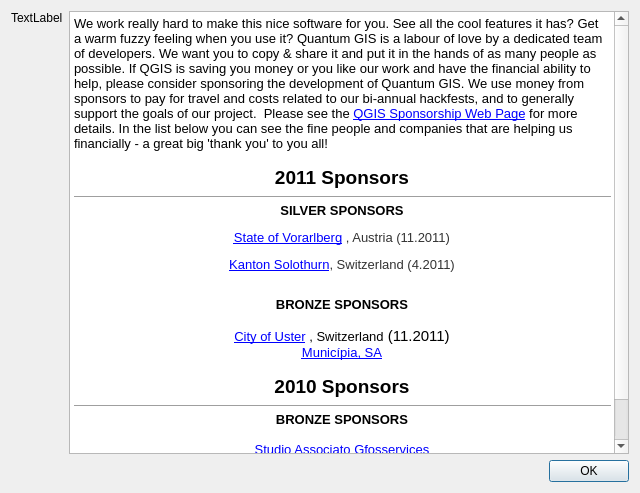
Above: src/ui/qgssponsorsbase.ui from kadas-albireo/kadas-albireo before the change. Below: the same form after it.
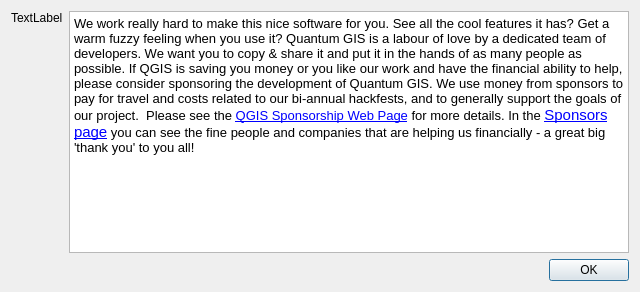
That is the form after the change.

The edit to the form file:
```diff
--- a/src/ui/qgssponsorsbase.ui
+++ b/src/ui/qgssponsorsbase.ui
@@ -7,7 +7,7 @@
     <x>0</x>
     <y>0</y>
     <width>640</width>
-    <height>493</height>
+    <height>292</height>
    </rect>
   </property>
   <property name="windowTitle">
@@ -33,27 +33,8 @@
       <string>&lt;!DOCTYPE HTML PUBLIC &quot;-//W3C//DTD HTML 4.0//EN&quot; &quot;http://www.w3.org/TR/REC-html40/strict.dtd&quot;&gt;
 &lt;html&gt;&lt;head&gt;&lt;meta name=&quot;qrichtext&quot; content=&quot;1&quot; /&gt;&lt;style type=&quot;text/css&quot;&gt;
 p, li { white-space: pre-wrap; }
-&lt;/style&gt;&lt;/head&gt;&lt;body style=&quot; font-family:'Ubuntu'; font-size:11pt; font-weight:400; font-style:normal;&quot;&gt;
-&lt;p style=&quot; margin-top:0px; margin-bottom:0px; margin-left:0px; margin-right:0px; -qt-block-indent:0; text-indent:0px;&quot;&gt;&lt;span style=&quot; font-size:10pt;&quot;&gt;We work really hard to make this nice software for you. See all the cool features it has? Get a warm fuzzy feeling when you use it? Quantum GIS is a labour of love by a dedicated team of developers. We want you to copy &amp;amp; share it and put it in the hands of as many people as possible. If QGIS is saving you money or you like our work and have the financial ability to help, please consider sponsoring the development of Quantum GIS. We use money from sponsors to pay for travel and costs related to our bi-annual hackfests, and to generally support the goals of our project.  Please see the &lt;/span&gt;&lt;a href=&quot;http://qgis.org/en/sponsorship.html&quot;&gt;&lt;span style=&quot; font-size:10pt; text-decoration: underline; color:#0000ff;&quot;&gt;QGIS Sponsorship Web Page&lt;/span&gt;&lt;/a&gt;&lt;span style=&quot; font-size:10pt;&quot;&gt; for more details. In the list below you can see the fine people and companies that are helping us financially - a great big 'thank you' to you all!&lt;/span&gt;&lt;/p&gt;
-&lt;p align=&quot;center&quot; style=&quot;-qt-paragraph-type:empty; margin-top:0px; margin-bottom:0px; margin-left:0px; margin-right:0px; -qt-block-indent:0; text-indent:0px; font-size:10pt;&quot;&gt;&lt;/p&gt;
-&lt;p align=&quot;center&quot; style=&quot; margin-top:0px; margin-bottom:0px; margin-left:0px; margin-right:0px; -qt-block-indent:0; text-indent:0px;&quot;&gt;&lt;span style=&quot; font-size:14pt; font-weight:600;&quot;&gt;2011 Sponsors&lt;/span&gt;&lt;/p&gt;
-&lt;hr /&gt;
-&lt;p align=&quot;center&quot; style=&quot; margin-top:0px; margin-bottom:0px; margin-left:0px; margin-right:0px; -qt-block-indent:0; text-indent:0px;&quot;&gt;&lt;span style=&quot; font-family:'MS Shell Dlg 2'; font-size:10pt; font-weight:600;&quot;&gt;SILVER SPONSORS&lt;/span&gt;&lt;/p&gt;
-&lt;p align=&quot;center&quot; style=&quot; margin-top:12px; margin-bottom:12px; margin-left:0px; margin-right:0px; -qt-block-indent:0; text-indent:0px;&quot;&gt;&lt;a href=&quot;http://www.vorarlberg.at&quot;&gt;&lt;span style=&quot; font-family:'Courier New,courier'; font-size:10pt; text-decoration: underline; color:#0000ff;&quot;&gt;State of Vorarlberg&lt;/span&gt;&lt;/a&gt;&lt;span style=&quot; font-family:'Courier New,courier'; font-size:10pt;&quot;&gt; &lt;/span&gt;&lt;span style=&quot; font-family:'Courier New,courier'; font-size:10pt; color:#333333;&quot;&gt;, Austria (11.2011)&lt;/span&gt;&lt;/p&gt;
-&lt;p align=&quot;center&quot; style=&quot; margin-top:12px; margin-bottom:12px; margin-left:0px; margin-right:0px; -qt-block-indent:0; text-indent:0px;&quot;&gt;&lt;a href=&quot;http://www.agi.so.ch&quot;&gt;&lt;span style=&quot; font-family:'Courier New,courier'; font-size:10pt; text-decoration: underline; color:#0000ff;&quot;&gt;Kanton Solothurn&lt;/span&gt;&lt;/a&gt;&lt;span style=&quot; font-family:'Courier New,courier'; font-size:10pt; color:#333333;&quot;&gt;, Switzerland (4.2011)&lt;/span&gt;&lt;/p&gt;
-&lt;p align=&quot;center&quot; style=&quot;-qt-paragraph-type:empty; margin-top:0px; margin-bottom:0px; margin-left:0px; margin-right:0px; -qt-block-indent:0; text-indent:0px; font-family:'MS Shell Dlg 2'; font-size:8pt;&quot;&gt;&lt;/p&gt;
-&lt;p align=&quot;center&quot; style=&quot; margin-top:0px; margin-bottom:0px; margin-left:0px; margin-right:0px; -qt-block-indent:0; text-indent:0px;&quot;&gt;&lt;span style=&quot; font-size:10pt; font-weight:600;&quot;&gt;BRONZE SPONSORS&lt;/span&gt;&lt;/p&gt;
-&lt;p style=&quot;-qt-paragraph-type:empty; margin-top:0px; margin-bottom:0px; margin-left:0px; margin-right:0px; -qt-block-indent:0; text-indent:0px; font-size:10pt; font-weight:600;&quot;&gt;&lt;/p&gt;
-&lt;p align=&quot;center&quot; style=&quot; margin-top:0px; margin-bottom:0px; margin-left:0px; margin-right:0px; -qt-block-indent:0; text-indent:0px;&quot;&gt;&lt;a href=&quot;http://gis.uster.ch/&quot;&gt;&lt;span style=&quot; font-family:'Helvetica,Arial,sans-serif'; font-size:10pt; text-decoration: underline; color:#0000ff;&quot;&gt;City of Uster&lt;/span&gt;&lt;/a&gt;&lt;span style=&quot; font-family:'Helvetica,Arial,sans-serif'; font-size:10pt; color:#0000ff;&quot;&gt; &lt;/span&gt;&lt;span style=&quot; font-family:'Helvetica,Arial,sans-serif'; font-size:10pt; color:#000000;&quot;&gt;, Switzerland&lt;/span&gt;&lt;span style=&quot; font-family:'Helvetica,Arial,sans-serif'; color:#000000;&quot;&gt; (11.2011)&lt;/span&gt;&lt;/p&gt;
-&lt;p align=&quot;center&quot; style=&quot; margin-top:0px; margin-bottom:0px; margin-left:0px; margin-right:0px; -qt-block-indent:0; text-indent:0px;&quot;&gt;&lt;a href=&quot;http://www.municipia.pt&quot;&gt;&lt;span style=&quot; font-family:'Sans'; font-size:10pt; text-decoration: underline; color:#0000ff;&quot;&gt;Municípia, SA&lt;/span&gt;&lt;/a&gt;&lt;/p&gt;
-&lt;p align=&quot;center&quot; style=&quot;-qt-paragraph-type:empty; margin-top:0px; margin-bottom:0px; margin-left:0px; margin-right:0px; -qt-block-indent:0; text-indent:0px; font-size:10pt;&quot;&gt;&lt;/p&gt;
-&lt;p align=&quot;center&quot; style=&quot; margin-top:0px; margin-bottom:0px; margin-left:0px; margin-right:0px; -qt-block-indent:0; text-indent:0px;&quot;&gt;&lt;span style=&quot; font-size:14pt; font-weight:600;&quot;&gt;2010 Sponsors&lt;/span&gt;&lt;/p&gt;
-&lt;hr /&gt;
-&lt;p align=&quot;center&quot; style=&quot; margin-top:0px; margin-bottom:0px; margin-left:0px; margin-right:0px; -qt-block-indent:0; text-indent:0px;&quot;&gt;&lt;span style=&quot; font-size:10pt; font-weight:600;&quot;&gt;BRONZE SPONSORS&lt;/span&gt;&lt;/p&gt;
-&lt;p style=&quot;-qt-paragraph-type:empty; margin-top:0px; margin-bottom:0px; margin-left:0px; margin-right:0px; -qt-block-indent:0; text-indent:0px; font-size:10pt; font-weight:600;&quot;&gt;&lt;/p&gt;
-&lt;p align=&quot;center&quot; style=&quot; margin-top:0px; margin-bottom:0px; margin-left:0px; margin-right:0px; -qt-block-indent:0; text-indent:0px;&quot;&gt;&lt;a href=&quot;http://www.gfosservices.com&quot;&gt;&lt;span style=&quot; font-family:'Sans'; font-size:10pt; text-decoration: underline; color:#0000ff;&quot;&gt;Studio Associato Gfosservices&lt;/span&gt;&lt;/a&gt;&lt;/p&gt;
-&lt;p align=&quot;center&quot; style=&quot; margin-top:0px; margin-bottom:0px; margin-left:0px; margin-right:0px; -qt-block-indent:0; text-indent:0px;&quot;&gt;&lt;a href=&quot;http://nextgis.org&quot;&gt;&lt;span style=&quot; font-family:'Sans'; font-size:10pt; text-decoration: underline; color:#0000ff;&quot;&gt;NEXTGIS&lt;/span&gt;&lt;/a&gt;&lt;/p&gt;
-&lt;p style=&quot;-qt-paragraph-type:empty; margin-top:0px; margin-bottom:0px; margin-left:0px; margin-right:0px; -qt-block-indent:0; text-indent:0px; font-size:14pt; font-weight:600;&quot;&gt;&lt;/p&gt;&lt;/body&gt;&lt;/html&gt;</string>
+&lt;/style&gt;&lt;/head&gt;&lt;body style=&quot; font-family:'Cantarell'; font-size:11pt; font-weight:400; font-style:normal;&quot;&gt;
+&lt;p style=&quot; margin-top:0px; margin-bottom:0px; margin-left:0px; margin-right:0px; -qt-block-indent:0; text-indent:0px;&quot;&gt;&lt;span style=&quot; font-family:'Ubuntu'; font-size:10pt;&quot;&gt;We work really hard to make this nice software for you. See all the cool features it has? Get a warm fuzzy feeling when you use it? Quantum GIS is a labour of love by a dedicated team of developers. We want you to copy &amp;amp; share it and put it in the hands of as many people as possible. If QGIS is saving you money or you like our work and have the financial ability to help, please consider sponsoring the development of Quantum GIS. We use money from sponsors to pay for travel and costs related to our bi-annual hackfests, and to generally support the goals of our project.  Please see the &lt;/span&gt;&lt;a href=&quot;http://qgis.org/en/sponsorship.html&quot;&gt;&lt;span style=&quot; font-family:'Ubuntu'; font-size:10pt; text-decoration: underline; color:#0000ff;&quot;&gt;QGIS Sponsorship Web Page&lt;/span&gt;&lt;/a&gt;&lt;span style=&quot; font-family:'Ubuntu'; font-size:10pt;&quot;&gt; for more details. In the &lt;/span&gt;&lt;a href=&quot;http://qgis.org/en/sponsorship/sponsors.html&quot;&gt;&lt;span style=&quot; text-decoration: underline; color:#0000ff;&quot;&gt;Sponsors page&lt;/span&gt;&lt;/a&gt;&lt;span style=&quot; font-family:'Ubuntu'; font-size:10pt;&quot;&gt; you can see the fine people and companies that are helping us financially - a great big 'thank you' to you all!&lt;/span&gt;&lt;/p&gt;&lt;/body&gt;&lt;/html&gt;</string>
      </property>
      <property name="openExternalLinks">
       <bool>true</bool>
```
